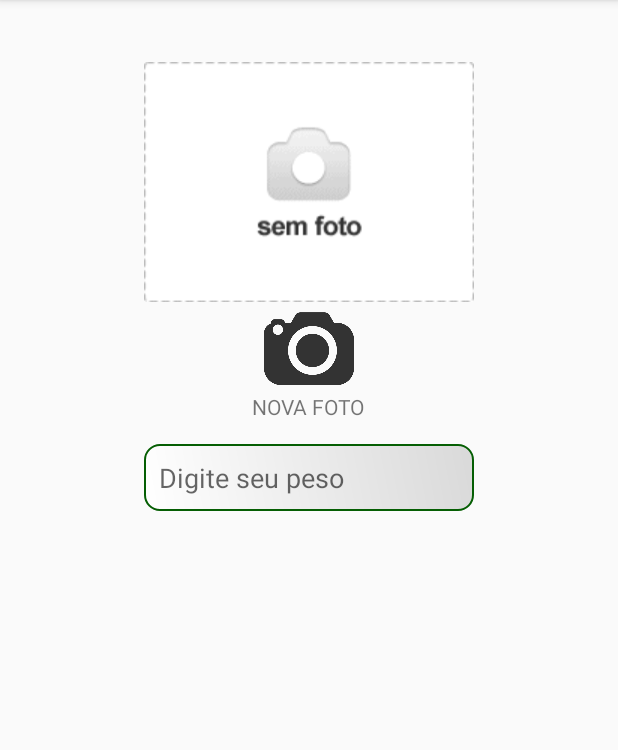
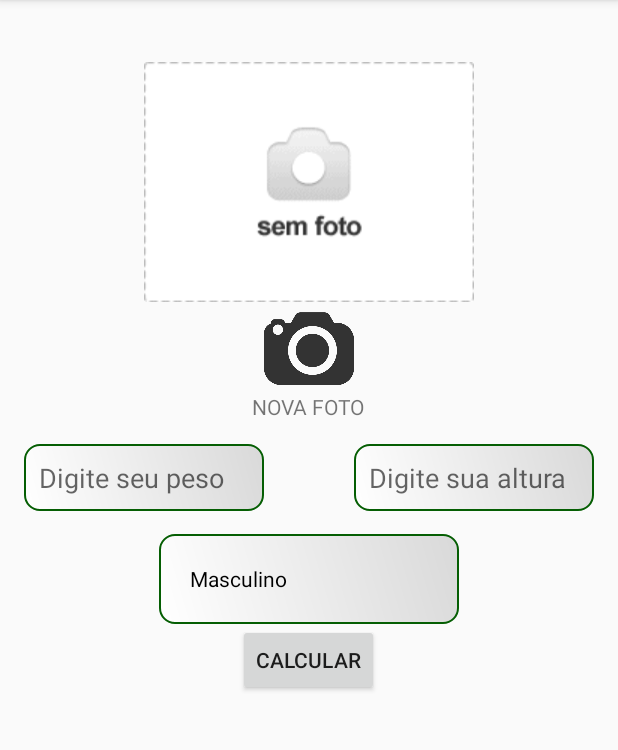
Before and after one commit to miltonrodriguesjr/MyIMC, an Android app: the screen it shows after launch (MainActivity), on a phone screen of 412 x 824 dp, the part 84-834 px from its top. Run offline under Robolectric (Android 15) with nearby library versions, the phone set to English and light mode, and no system bars.

Commit message:
calc imc

```diff
--- /dev/null
+++ b/app/src/main/java/milton/myimc/AdapterSpinner.java
@@ -0,0 +1,60 @@
+package milton.myimc;
+
+import android.content.Context;
+import android.view.LayoutInflater;
+import android.view.View;
+import android.view.ViewGroup;
+import android.widget.BaseAdapter;
+import android.widget.TextView;
+
+import java.util.ArrayList;
+
+/**
+ * Created by Aluno on 14/06/2016.
+ */
+public class AdapterSpinner extends BaseAdapter {
+
+    private LayoutInflater inflater;
+    private ArrayList<ItemSpinner> itens;
+
+    public AdapterSpinner(Context context, ArrayList<ItemSpinner> itens) {
+
+        //Itens que preenchem o listview
+        this.itens = itens;
+        //resposavel por pegar o layout do item
+        inflater = LayoutInflater.from(context);
+
+    }
+
+    @Override
+    public int getCount() {
+        return itens.size();
+    }
+
+    @Override
+    public Object getItem(int position) {
+        return itens.get(position);
+    }
+
+    @Override
+    public long getItemId(int position) {
+        return position;
+    }
+
+    @Override
+    public View getView(int position, View view, ViewGroup parent) {
+
+        //Resgatar o item do ListView pelo position
+        ItemSpinner item = itens.get(position);
+
+        //Resgatar o layout a ser preenchido
+        view = inflater.inflate(R.layout.item_spinner, null);
+
+        //Resgatar o Textview e o imageView para inserção do conteudo
+        TextView tvSexo = (TextView) view.findViewById(R.id.textSexo);
+
+        //Mandando os dados para o listview
+        tvSexo.setText(item.getSexo());
+        return view;
+    }
+}
--- /dev/null
+++ b/app/src/main/java/milton/myimc/ItemSpinner.java
@@ -0,0 +1,23 @@
+package milton.myimc;
+
+/**
+ * Created by Aluno on 24/06/2016.
+ */
+public class ItemSpinner {
+
+    private String sexo;
+
+    public ItemSpinner(String sexo) {
+        this.sexo = sexo;
+    }
+
+    public String getSexo() {
+        return sexo;
+    }
+
+    public void setSexo(String sexo) {
+        this.sexo = sexo;
+    }
+
+
+}
--- a/app/src/main/java/milton/myimc/MainActivity.java
+++ b/app/src/main/java/milton/myimc/MainActivity.java
@@ -8,22 +8,36 @@ import android.provider.MediaStore;
 import android.support.v7.app.AppCompatActivity;
 import android.view.View;
 import android.widget.Button;
+import android.widget.EditText;
 import android.widget.ImageView;
+import android.widget.Spinner;
 
 import java.io.File;
+import java.util.ArrayList;
 
 public class MainActivity extends AppCompatActivity {
 
 
     String arquivo;
     Uri outputFileUri;
-    Button buttonNewPhoto;
+    Button buttonNewPhoto, buttonCalcular;
+    EditText editTextPeso, editTextAltura;
+    private ArrayList<ItemSpinner> itens;
+    private ItemSpinner itemSpinner;
+    private Spinner spinner;
+    private AdapterSpinner adapterSpinner;
+
 
     @Override
     protected void onCreate(Bundle savedInstanceState) {
         super.onCreate(savedInstanceState);
         setContentView(R.layout.activity_main);
         buttonNewPhoto = (Button) findViewById(R.id.buttonNewPhoto);
+        spinner = (Spinner) findViewById(R.id.spinner);
+        buttonCalcular = (Button) findViewById(R.id.buttonCalcular);
+        editTextPeso = (EditText) findViewById(R.id.editTextPeso);
+        editTextAltura = (EditText) findViewById(R.id.editTextAltura);
+        loadSpinner();
 
     }
 
@@ -49,7 +63,7 @@ public class MainActivity extends AppCompatActivity {
 
 
     //Ao clicar na imagem que foi carregada
-//Não esquecer de incluir o atributo andoird:clickable="true" no <ImageView />
+    //Não esquecer de incluir o atributo andoird:clickable="true" no <ImageView />
     public void verImagem(View v) {
         Intent intent = new Intent();
         intent.setAction(Intent.ACTION_VIEW);
@@ -73,4 +87,66 @@ public class MainActivity extends AppCompatActivity {
         imageView.setImageURI(Uri.parse(arquivo));
     }
 
+    public void loadSpinner() {
+
+        itens = new ArrayList<ItemSpinner>();
+
+        ItemSpinner item1 = new ItemSpinner("Masculino");
+        ItemSpinner item2 = new ItemSpinner("Feminino");
+
+        itens.add(item1);
+        itens.add(item2);
+
+        //Cria o adapter
+        adapterSpinner = new AdapterSpinner(this, itens);
+
+        //Define o adapter
+        spinner.setAdapter(adapterSpinner);
+
+
+    }
+
+
+    public void calculaImc(View view) {
+
+        double peso = Double.parseDouble(editTextPeso.getText().toString());
+        double altura = Double.parseDouble(editTextAltura.getText().toString());
+        double imc;
+        String resultado;
+
+
+        if (spinner.getSelectedItem().toString().equals("Masculino")) {
+
+            imc = peso / altura;
+
+            if (imc < 20.7) {
+                resultado = "Abaixo do peso ideal";
+            } else if (imc <= 26.4) {
+                resultado = "No peso ideal";
+            } else if (imc <= 27.8) {
+                resultado = "Um pouco acima do peso ideal";
+            } else if (imc <= 31.1) {
+                resultado = "acima do peso ideal";
+            } else if (imc > 31.1) {
+                resultado = "Obeso";
+            }
+        } else {
+            imc = peso / altura;
+
+            if (imc < 19.1) {
+                resultado = "Abaixo do peso ideal";
+            } else if (imc <= 25.8) {
+                resultado = "No peso ideal";
+            } else if (imc <= 27.3) {
+                resultado = "Um pouco acima do peso ideal";
+            } else if (imc <= 32.3) {
+                resultado = "acima do peso ideal";
+            } else if (imc > 32.3) {
+                resultado = "Obeso";
+            }
+        }
+
+
+    }
+
 }
--- /dev/null
+++ b/app/src/main/res/drawable/spinner.xml
@@ -0,0 +1,22 @@
+<?xml version="1.0" encoding="utf-8"?>
+<shape xmlns:android="http://schemas.android.com/apk/res/android">
+
+    <gradient
+        android:angle="45"
+        android:endColor="#D9D9D9"
+        android:startColor="#FFFFFF"
+        android:type="linear" />
+
+    <stroke
+        android:width="1dp"
+        android:color="#055e03" />
+
+    <corners android:radius="10dp" />
+
+    <padding
+        android:bottom="10dp"
+        android:left="10dp"
+        android:right="10dp"
+        android:top="10dp" />
+
+</shape>
--- a/app/src/main/res/layout/content_main.xml
+++ b/app/src/main/res/layout/content_main.xml
@@ -2,7 +2,7 @@
 <RelativeLayout xmlns:android="http://schemas.android.com/apk/res/android"
     android:layout_width="match_parent"
     android:layout_height="match_parent"
-    android:orientation="vertical">
+    android:orientation="horizontal">
 
 
     <ImageView
@@ -32,15 +32,42 @@
         android:layout_centerHorizontal="true"
         android:text="@string/nova_foto" />
 
+    <TextView
+        android:id="@+id/tvSpinner"
+        android:layout_width="wrap_content"
+        android:layout_height="wrap_content" />
 
     <EditText
+        android:id="@+id/editTextPeso"
         style="@style/edittext"
-        android:layout_alignEnd="@+id/foto"
-        android:layout_alignLeft="@+id/foto"
-        android:layout_alignRight="@+id/foto"
-        android:layout_alignStart="@+id/foto"
         android:layout_below="@+id/textView"
-        android:inputType="number" />
+        android:layout_toLeftOf="@+id/buttonNewPhoto"
+        android:layout_toStartOf="@+id/buttonNewPhoto"
+        android:inputType="number"
 
+        />
+
+    <EditText
+        android:id="@+id/editTextAltura"
+        style="@style/edittext"
+        android:layout_alignBottom="@+id/editTextPeso"
+        android:layout_below="@+id/textView"
+        android:layout_toRightOf="@+id/buttonNewPhoto"
+        android:hint="@string/altura"
+        android:inputType="numberDecimal" />
+
+    <Spinner
+        android:id="@+id/spinner"
+        style="@style/spinner"
+        android:layout_below="@+id/editTextAltura"
+        android:layout_centerHorizontal="true" />
+
+    <Button
+        android:id="@+id/buttonCalcular"
+        android:layout_width="wrap_content"
+        android:layout_height="wrap_content"
+        android:layout_below="@+id/spinner"
+        android:layout_centerHorizontal="true"
+        android:text="@string/calcular" />
 
 </RelativeLayout>
--- /dev/null
+++ b/app/src/main/res/layout/item_spinner.xml
@@ -0,0 +1,17 @@
+<?xml version="1.0" encoding="utf-8"?>
+<LinearLayout xmlns:android="http://schemas.android.com/apk/res/android"
+    android:layout_width="match_parent"
+    android:layout_height="match_parent"
+    android:orientation="horizontal"
+    android:padding="5dp">
+
+
+    <TextView
+        android:id="@+id/textSexo"
+        android:layout_width="wrap_content"
+        android:layout_height="wrap_content"
+        android:layout_marginLeft="5sp"
+        android:textColor="#000000" />
+
+
+</LinearLayout>
--- a/app/src/main/res/values/strings.xml
+++ b/app/src/main/res/values/strings.xml
@@ -6,4 +6,5 @@
     <string name="proximo">PRÓXIMO</string>
     <string name="peso">Digite seu peso</string>
     <string name="altura">Digite sua altura</string>
+    <string name="calcular">CALCULAR</string>
 </resources>
--- a/app/src/main/res/values/styles.xml
+++ b/app/src/main/res/values/styles.xml
@@ -25,4 +25,14 @@
         <item name="android:hint">@string/peso</item>
     </style>
 
+    <style name="spinner">
+        <item name="android:layout_width">200dp</item>
+        <item name="android:layout_height">60dp</item>
+        <item name="android:layout_gravity">center</item>
+        <item name="android:background">@drawable/spinner</item>
+        <item name="android:layout_centerHorizontal">true</item>
+        <item name="android:layout_marginTop">15dp</item>
+        <item name="android:hint">@string/peso</item>
+    </style>
+
 </resources>
```
